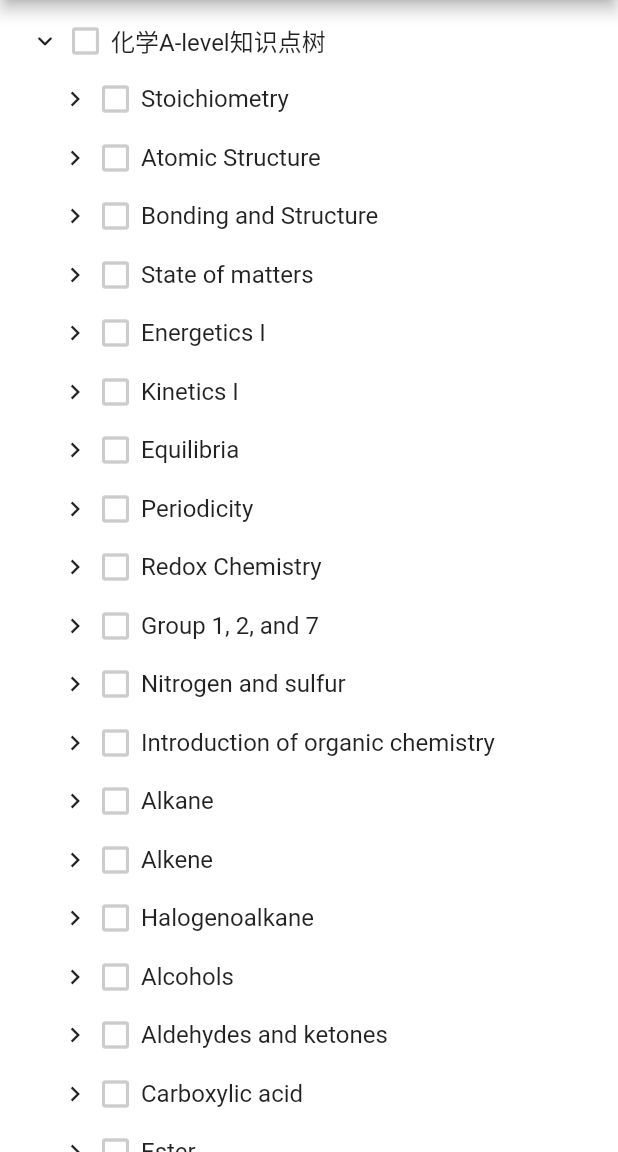
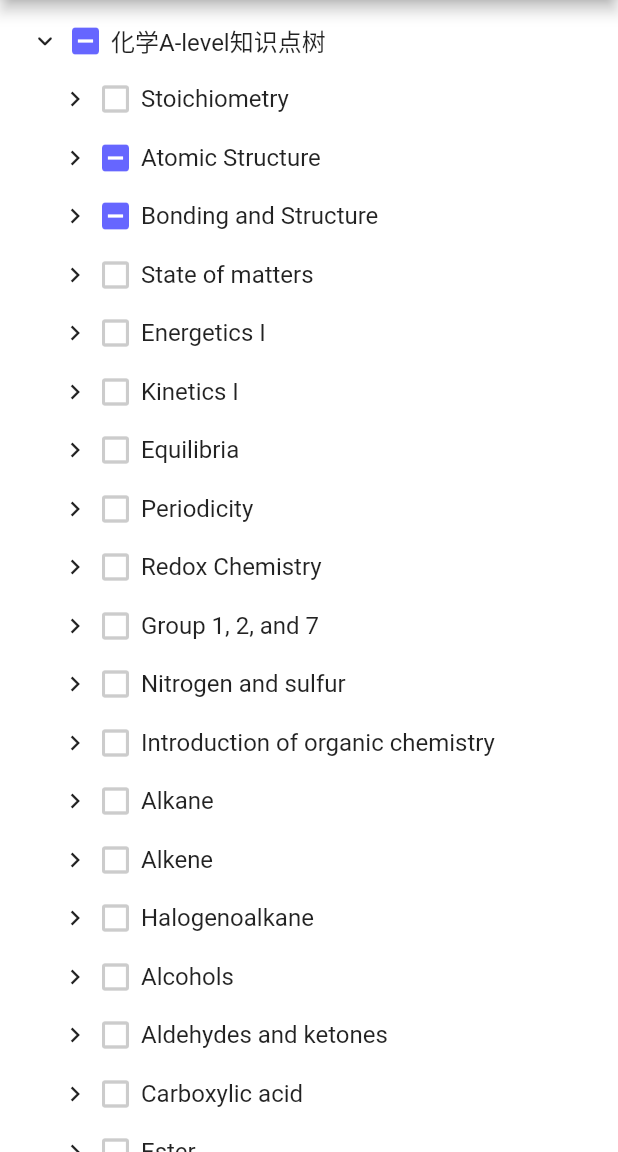
Before and after one commit to Invincible1996/flutter_tree, a Flutter app: the screen it shows after launch, after a tap on "化学A-level知识点树", on a phone screen of 412 x 824 dp, the part 84-1236 px from its top. Run offline on Flutter 3.47's test engine with Material 2 defaults, Android fonts, the phone set to English and light mode, and no system bars; our stand-ins replace logger.

```diff
--- a/example/lib/main.dart
+++ b/example/lib/main.dart
@@ -3,6 +3,18 @@ import 'dart:convert';
 import 'package:flutter/material.dart';
 import 'package:flutter/services.dart';
 import 'package:flutter_tree/flutter_tree.dart';
+import 'package:logger/logger.dart';
+
+final logger = Logger(
+  printer: PrettyPrinter(
+      methodCount: 2, // number of method calls to be displayed
+      errorMethodCount: 8, // number of method calls if stacktrace is provided
+      lineLength: 120, // width of the output
+      colors: true, // Colorful log messages
+      printEmojis: false, // Print an emoji for each log message
+      printTime: false // Should each log print contain a timestamp
+      ),
+);
 
 void main() {
   runApp(MyApp());
@@ -211,11 +223,169 @@ class _MyHomePageState extends State<MyHomePage> {
     {
       "subject": 3,
       "exams": [1],
-      "parentId": 1130,
-      "knowledgeNo": "2.2.3",
-      "knowledgeName": "relative masses of atoms and molecules",
+      "parentId": 1010,
+      "knowledgeNo": "3.1",
+      "knowledgeName": "metallic bonding",
       "examPaperData": null,
-      "id": 1665,
+      "id": 1138,
+      "level": 3,
+      "children": [
+        {
+          "subject": 3,
+          "exams": [1],
+          "parentId": 1138,
+          "knowledgeNo": "3.1.1",
+          "knowledgeName": "structure of metals",
+          "examPaperData": null,
+          "id": 1680,
+          "level": 4,
+          "open": false,
+          "checked": 2
+        },
+        {
+          "subject": 3,
+          "exams": [1],
+          "parentId": 1138,
+          "knowledgeNo": "3.1.2",
+          "knowledgeName": "definition of metallic bonding",
+          "examPaperData": null,
+          "id": 1681,
+          "level": 4,
+          "open": false,
+          "checked": 2
+        },
+        {
+          "subject": 3,
+          "exams": [1],
+          "parentId": 1138,
+          "knowledgeNo": "3.1.3",
+          "knowledgeName": "properties of metals",
+          "examPaperData": null,
+          "id": 1682,
+          "level": 4,
+          "open": false,
+          "checked": 2
+        },
+        {
+          "subject": 3,
+          "exams": [1],
+          "parentId": 1138,
+          "knowledgeNo": "3.1.4",
+          "knowledgeName": "comparing the melting point of metals",
+          "examPaperData": null,
+          "id": 1683,
+          "level": 4,
+          "open": false,
+          "checked": 2
+        },
+        {
+          "subject": 3,
+          "exams": [1],
+          "parentId": 1138,
+          "knowledgeNo": "3.1.5",
+          "knowledgeName": "comparing the conductivity of metals",
+          "examPaperData": null,
+          "id": 1684,
+          "level": 4,
+          "open": false,
+          "checked": 2
+        }
+      ],
+      "open": true,
+      "checked": 2
+    },
+    {
+      "subject": 3,
+      "exams": [1],
+      "parentId": 1138,
+      "knowledgeNo": "3.1.5",
+      "knowledgeName": "comparing the conductivity of metals",
+      "examPaperData": null,
+      "id": 1684,
+      "level": 4,
+      "open": false,
+      "checked": 2
+    },
+    {
+      "subject": 3,
+      "exams": [1],
+      "parentId": 1138,
+      "knowledgeNo": "3.1.4",
+      "knowledgeName": "comparing the melting point of metals",
+      "examPaperData": null,
+      "id": 1683,
+      "level": 4,
+      "open": false,
+      "checked": 2
+    },
+    {
+      "subject": 3,
+      "exams": [1],
+      "parentId": 1138,
+      "knowledgeNo": "3.1.3",
+      "knowledgeName": "properties of metals",
+      "examPaperData": null,
+      "id": 1682,
+      "level": 4,
+      "open": false,
+      "checked": 2
+    },
+    {
+      "subject": 3,
+      "exams": [1],
+      "parentId": 1138,
+      "knowledgeNo": "3.1.2",
+      "knowledgeName": "definition of metallic bonding",
+      "examPaperData": null,
+      "id": 1681,
+      "level": 4,
+      "open": false,
+      "checked": 2
+    },
+    {
+      "subject": 3,
+      "exams": [1],
+      "parentId": 1138,
+      "knowledgeNo": "3.1.1",
+      "knowledgeName": "structure of metals",
+      "examPaperData": null,
+      "id": 1680,
+      "level": 4,
+      "open": false,
+      "checked": 2
+    },
+    {
+      "subject": 3,
+      "exams": [1],
+      "parentId": 1132,
+      "knowledgeNo": "2.3.5",
+      "knowledgeName": "application of mass spectroscopy",
+      "examPaperData": null,
+      "id": 1670,
+      "level": 4,
+      "open": false,
+      "checked": 2
+    },
+    {
+      "subject": 3,
+      "exams": [1],
+      "parentId": 1132,
+      "knowledgeNo": "2.3.4",
+      "knowledgeName": "peaks of ions with 2+ charge in mass spectrum",
+      "examPaperData": null,
+      "id": 1669,
+      "level": 4,
+      "open": false,
+      "checked": 2
+    },
+    {
+      "subject": 3,
+      "exams": [1],
+      "parentId": 1132,
+      "knowledgeNo": "2.3.3",
+      "knowledgeName": "interpret mass spectra of simple molecules (eg. halogens)",
+      "examPaperData": null,
+      "id": 1668,
       "level": 4,
       "open": false,
       "checked": 2
@@ -224,10 +394,10 @@ class _MyHomePageState extends State<MyHomePage> {
       "subject": 3,
       "exams": [1],
       "parentId": 1130,
-      "knowledgeNo": "2.2.2",
-      "knowledgeName": "radioactive isotopes",
+      "knowledgeNo": "2.2.3",
+      "knowledgeName": "relative masses of atoms and molecules",
       "examPaperData": null,
-      "id": 1664,
+      "id": 1665,
       "level": 4,
       "open": false,
       "checked": 2
@@ -255,7 +425,7 @@ class _MyHomePageState extends State<MyHomePage> {
           "checked": 2
         }
       ],
-      "open": true,
+      "open": false,
       "checked": 2
     },
     {
@@ -286,7 +456,33 @@ class _MyHomePageState extends State<MyHomePage> {
     });
     print(newListNoChildren.length);
     print(newList.length);
-    print(newList);
+    // print(newList);
+    List<Map<String, dynamic>> mList = [];
+
+    List<int> idList = [];
+
+    var sum = 0;
+    for (var value in newListNoChildren) {
+      for (var value1 in newList) {
+        sum += 1;
+        // logger.v(value1);
+        // if (value['id'] != value1['parentId'] && !idList.contains(value1['id'])) {
+        // print(value['id']);
+        // logger.e(value);
+        // logger.v(value1);
+        idList.add(value['id']);
+        mList.add(value1);
+        break;
+        // }
+      }
+    }
+    logger.v(sum);
+    logger.v(idList);
+
+    // logger.v(mList);
+    // newList.addAll(mList);
+
+    logger.v(newList);
   }
 
   loadData() async {
@@ -307,7 +503,7 @@ class _MyHomePageState extends State<MyHomePage> {
       body: treeListData.isNotEmpty
           ? FlutterTree(
               listData: treeListData,
-              initialListData: [],
+              initialListData: list,
               config: Config(parentId: 'parentId', dataType: DataType.DataList, label: 'knowledgeName'),
             )
           : CircularProgressIndicator(),
--- a/example/pubspec.yaml
+++ b/example/pubspec.yaml
@@ -28,7 +28,7 @@ dependencies:
   # The following adds the Cupertino Icons font to your application.
   # Use with the CupertinoIcons class for iOS style icons.
   cupertino_icons: ^1.0.2
-#  logging: ^1.0.1
+  logger: ^1.0.0
   flutter_tree:
     path: ../
 
--- a/lib/flutter_tree.dart
+++ b/lib/flutter_tree.dart
@@ -337,11 +337,10 @@ class _FlutterTreeState extends State<FlutterTree> {
         stack.push(item);
       }
       if (node['checked'] == 2) {
-        /// 如果当前选中的
         checkedList.add(node);
       }
     }
-    logger.v(checkedList);
+    // logger.v(checkedList);
     // var filterChildrenList = checkedList.where((element) => ((element['children'] ?? []).isNotEmpty)).toList();
     // var filterNoChildrenList = checkedList.where((element) => ((element['children'] ?? []).isEmpty)).toList();
     // var newList = [];
```
